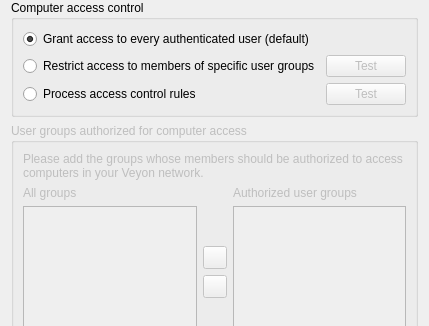
Above: configurator/src/AccessControlPage.ui from infolevishcoders-web/classwatch before the change; both pictures show x 0 to 429 and y 0 to 326 of the 429 by 639 pixel window. Below: the same form after it.
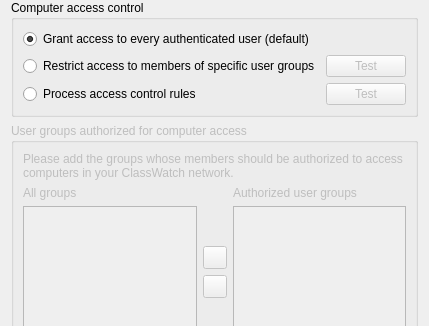
That is the form after the change. Icons and pictures are not drawn.

Commit message: Stage 1: ClassWatch branding and foundation

The edit to the form file:
```diff
--- a/configurator/src/AccessControlPage.ui
+++ b/configurator/src/AccessControlPage.ui
@@ -110,7 +110,7 @@
       <item row="0" column="0" colspan="3">
        <widget class="QLabel" name="label_40">
         <property name="text">
-         <string>Please add the groups whose members should be authorized to access computers in your Veyon network.</string>
+         <string>Please add the groups whose members should be authorized to access computers in your ClassWatch network.</string>
         </property>
         <property name="wordWrap">
          <bool>true</bool>
```
The commit also changes 63 other files.
